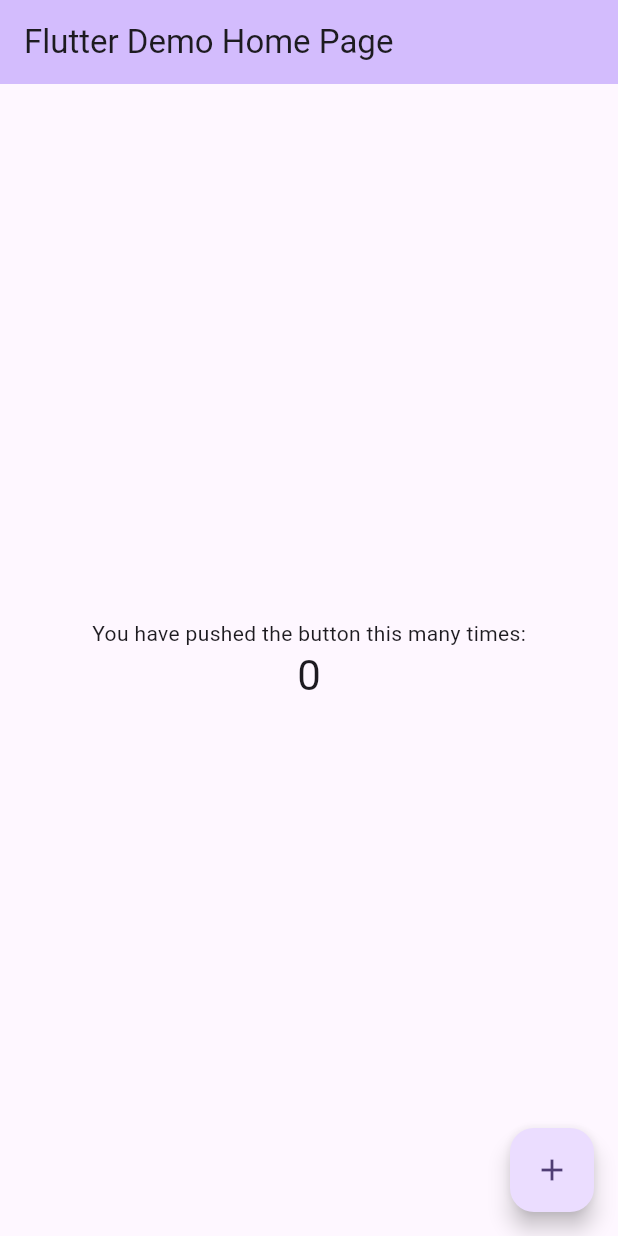
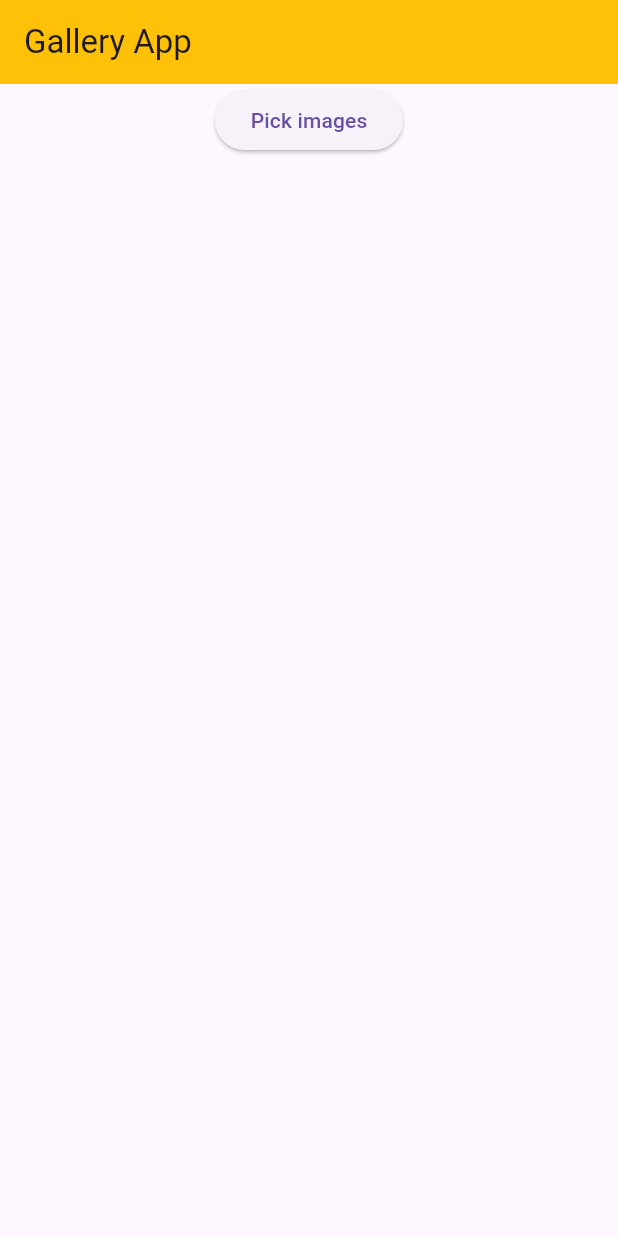
Before and after one commit to shazzadshojol/firebasetest, a Flutter app: the screen it shows after launch, on a phone screen of 412 x 824 dp. Run offline on Flutter 3.47's test engine with Material 3 defaults, Android fonts, the phone set to English and light mode, and no system bars; our stand-ins replace firebase_core, firebase_storage, image_picker; accounts and stored records are empty.

Commit message:
Needs update advise by rafat vai.

```diff
--- a/lib/main.dart
+++ b/lib/main.dart
@@ -1,5 +1,9 @@
+import 'dart:io';
+
 import 'package:firebase_core/firebase_core.dart';
+import 'package:firebase_storage/firebase_storage.dart';
 import 'package:flutter/material.dart';
+import 'package:image_picker/image_picker.dart';
 
 import 'firebase_options.dart';
 
@@ -14,119 +18,84 @@ Future<void> main() async {
 class MyApp extends StatelessWidget {
   const MyApp({super.key});
 
-  // This widget is the root of your application.
   @override
   Widget build(BuildContext context) {
-    return MaterialApp(
-      title: 'Flutter Demo',
-      theme: ThemeData(
-        // This is the theme of your application.
-        //
-        // TRY THIS: Try running your application with "flutter run". You'll see
-        // the application has a purple toolbar. Then, without quitting the app,
-        // try changing the seedColor in the colorScheme below to Colors.green
-        // and then invoke "hot reload" (save your changes or press the "hot
-        // reload" button in a Flutter-supported IDE, or press "r" if you used
-        // the command line to start the app).
-        //
-        // Notice that the counter didn't reset back to zero; the application
-        // state is not lost during the reload. To reset the state, use hot
-        // restart instead.
-        //
-        // This works for code too, not just values: Most code changes can be
-        // tested with just a hot reload.
-        colorScheme: ColorScheme.fromSeed(seedColor: Colors.deepPurple),
-        useMaterial3: true,
-      ),
-      home: const MyHomePage(title: 'Flutter Demo Home Page'),
+    return const MaterialApp(
+      debugShowCheckedModeBanner: false,
+      home: HomeScreen(),
     );
   }
 }
 
-class MyHomePage extends StatefulWidget {
-  const MyHomePage({super.key, required this.title});
-
-  // This widget is the home page of your application. It is stateful, meaning
-  // that it has a State object (defined below) that contains fields that affect
-  // how it looks.
-
-  // This class is the configuration for the state. It holds the values (in this
-  // case the title) provided by the parent (in this case the App widget) and
-  // used by the build method of the State. Fields in a Widget subclass are
-  // always marked "final".
-
-  final String title;
+class HomeScreen extends StatefulWidget {
+  const HomeScreen({super.key});
 
   @override
-  State<MyHomePage> createState() => _MyHomePageState();
+  State<HomeScreen> createState() => _HomeScreenState();
 }
 
-class _MyHomePageState extends State<MyHomePage> {
-  int _counter = 0;
+class _HomeScreenState extends State<HomeScreen> {
+  // instance created
+  final firebaseStorage = FirebaseStorage.instance;
 
-  void _incrementCounter() {
-    setState(() {
-      // This call to setState tells the Flutter framework that something has
-      // changed in this State, which causes it to rerun the build method below
-      // so that the display can reflect the updated values. If we changed
-      // _counter without calling setState(), then the build method would not be
-      // called again, and so nothing would appear to happen.
-      _counter++;
-    });
-  }
+  // Storage bucket
+  final storageBuckets =
+      FirebaseStorage.instanceFor(bucket: "gs://fir-test-51a6b.appspot.com");
+
+  final ImagePicker _imagePicker = ImagePicker();
+  final List _imageUrls = [];
 
   @override
   Widget build(BuildContext context) {
-    // This method is rerun every time setState is called, for instance as done
-    // by the _incrementCounter method above.
-    //
-    // The Flutter framework has been optimized to make rerunning build methods
-    // fast, so that you can just rebuild anything that needs updating rather
-    // than having to individually change instances of widgets.
     return Scaffold(
       appBar: AppBar(
-        // TRY THIS: Try changing the color here to a specific color (to
-        // Colors.amber, perhaps?) and trigger a hot reload to see the AppBar
-        // change color while the other colors stay the same.
-        backgroundColor: Theme.of(context).colorScheme.inversePrimary,
-        // Here we take the value from the MyHomePage object that was created by
-        // the App.build method, and use it to set our appbar title.
-        title: Text(widget.title),
+        title: const Text('Gallery App'),
+        backgroundColor: Colors.amber,
       ),
-      body: Center(
-        // Center is a layout widget. It takes a single child and positions it
-        // in the middle of the parent.
-        child: Column(
-          // Column is also a layout widget. It takes a list of children and
-          // arranges them vertically. By default, it sizes itself to fit its
-          // children horizontally, and tries to be as tall as its parent.
-          //
-          // Column has various properties to control how it sizes itself and
-          // how it positions its children. Here we use mainAxisAlignment to
-          // center the children vertically; the main axis here is the vertical
-          // axis because Columns are vertical (the cross axis would be
-          // horizontal).
-          //
-          // TRY THIS: Invoke "debug painting" (choose the "Toggle Debug Paint"
-          // action in the IDE, or press "p" in the console), to see the
-          // wireframe for each widget.
-          mainAxisAlignment: MainAxisAlignment.center,
-          children: <Widget>[
-            const Text(
-              'You have pushed the button this many times:',
+      body: Column(
+        crossAxisAlignment: CrossAxisAlignment.center,
+        mainAxisAlignment: MainAxisAlignment.center,
+        children: [
+          ElevatedButton(
+              onPressed: _uploadImage, child: const Text('Pick images')),
+          Expanded(
+            child: GridView.builder(
+              gridDelegate: const SliverGridDelegateWithFixedCrossAxisCount(
+                crossAxisCount: 3,
+                crossAxisSpacing: 4.0,
+                mainAxisSpacing: 4.0,
+              ),
+              itemBuilder: (context, index) {
+                return Image.network(_imageUrls[index]);
+              },
+              itemCount: _imageUrls.length,
             ),
-            Text(
-              '$_counter',
-              style: Theme.of(context).textTheme.headlineMedium,
-            ),
-          ],
-        ),
+          )
+        ],
       ),
-      floatingActionButton: FloatingActionButton(
-        onPressed: _incrementCounter,
-        tooltip: 'Increment',
-        child: const Icon(Icons.add),
-      ), // This trailing comma makes auto-formatting nicer for build methods.
     );
   }
+
+  Future<void> _uploadImage() async {
+    // image picker used
+    final pickedFile =
+        await _imagePicker.pickImage(source: ImageSource.gallery);
+    if (pickedFile != null) {
+      // image upload operation
+      final imageLocation =
+          storageBuckets.ref().child("images/${pickedFile.name}");
+
+      UploadTask uploadOperation = imageLocation.putFile(File(pickedFile.path));
+
+      // print(uploadOperation);
+      // .split('/').last
+      // if (kDebugMode) {
+      //   print(pickedFile.path.split('/').last);
+      // }
+      TaskSnapshot uploadDone = await uploadOperation.whenComplete(() => null);
+      String downloadUrl = await uploadDone.ref.getDownloadURL();
+      _imageUrls.add(downloadUrl);
+      setState(() {});
+    }
+  }
 }
--- a/pubspec.yaml
+++ b/pubspec.yaml
@@ -17,6 +17,8 @@ dependencies:
 
   cupertino_icons: ^1.0.6
   firebase_core: ^2.26.0
+  image_picker: ^0.8.5+4
+  firebase_storage: ^11.7.0
 
 dev_dependencies:
   flutter_test:
```
Also changed, not shown: pubspec.lock, 5 other files.
